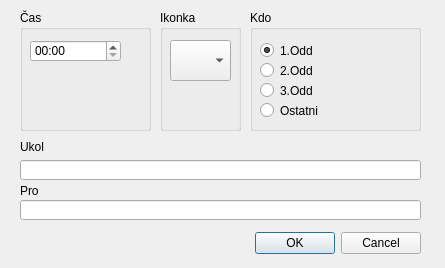
Qt form ui/inputdlg.ui (kaje44/krake) before a commit.
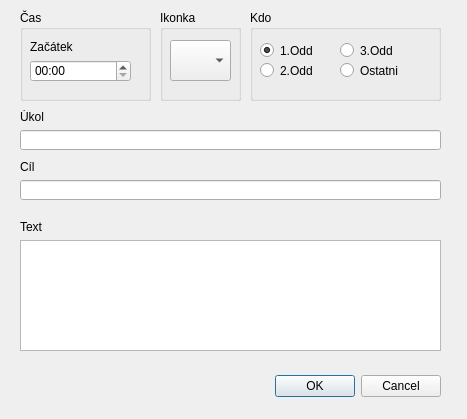
The same form after that commit.

The edit to the form file:
```diff
--- a/ui/inputdlg.ui
+++ b/ui/inputdlg.ui
@@ -6,8 +6,8 @@
    <rect>
     <x>0</x>
     <y>0</y>
-    <width>445</width>
-    <height>268</height>
+    <width>467</width>
+    <height>419</height>
    </rect>
   </property>
   <property name="windowTitle">
@@ -16,8 +16,8 @@
   <widget class="QDialogButtonBox" name="buttonBox">
    <property name="geometry">
     <rect>
-     <x>30</x>
-     <y>227</y>
+     <x>50</x>
+     <y>370</y>
      <width>391</width>
      <height>32</height>
     </rect>
@@ -35,7 +35,7 @@
      <x>20</x>
      <y>10</y>
      <width>131</width>
-     <height>121</height>
+     <height>91</height>
     </rect>
    </property>
    <property name="title">
@@ -45,8 +45,8 @@
     <property name="geometry">
      <rect>
       <x>10</x>
-      <y>30</y>
-      <width>91</width>
+      <y>50</y>
+      <width>101</width>
       <height>22</height>
      </rect>
     </property>
@@ -54,26 +54,39 @@
      <string>HH:mm</string>
     </property>
    </widget>
+   <widget class="QLabel" name="label_4">
+    <property name="geometry">
+     <rect>
+      <x>10</x>
+      <y>30</y>
+      <width>56</width>
+      <height>14</height>
+     </rect>
+    </property>
+    <property name="text">
+     <string>Začátek</string>
+    </property>
+   </widget>
   </widget>
   <widget class="QLabel" name="label">
    <property name="geometry">
     <rect>
      <x>20</x>
-     <y>140</y>
+     <y>110</y>
      <width>56</width>
      <height>14</height>
     </rect>
    </property>
    <property name="text">
-    <string>Ukol</string>
+    <string>Úkol</string>
    </property>
   </widget>
   <widget class="QLineEdit" name="lineEdit">
    <property name="geometry">
     <rect>
      <x>20</x>
-     <y>160</y>
-     <width>401</width>
+     <y>130</y>
+     <width>421</width>
      <height>20</height>
     </rect>
    </property>
@@ -83,8 +96,8 @@
     <rect>
      <x>250</x>
      <y>10</y>
-     <width>171</width>
-     <height>121</height>
+     <width>191</width>
+     <height>91</height>
     </rect>
    </property>
    <property name="title">
@@ -122,9 +135,9 @@
    <widget class="QRadioButton" name="radioButton_3">
     <property name="geometry">
      <rect>
-      <x>10</x>
-      <y>70</y>
-      <width>121</width>
+      <x>90</x>
+      <y>30</y>
+      <width>111</width>
       <height>21</height>
      </rect>
     </property>
@@ -135,8 +148,8 @@
    <widget class="QRadioButton" name="radioButton_4">
     <property name="geometry">
      <rect>
-      <x>10</x>
-      <y>90</y>
+      <x>90</x>
+      <y>50</y>
       <width>111</width>
       <height>21</height>
      </rect>
@@ -152,7 +165,7 @@
      <x>160</x>
      <y>10</y>
      <width>81</width>
-     <height>121</height>
+     <height>91</height>
     </rect>
    </property>
    <property name="title">
@@ -179,25 +192,48 @@
    <property name="geometry">
     <rect>
      <x>20</x>
-     <y>184</y>
+     <y>160</y>
      <width>56</width>
      <height>14</height>
     </rect>
    </property>
    <property name="text">
-    <string>Pro</string>
+    <string>Cíl</string>
    </property>
   </widget>
   <widget class="QLineEdit" name="lineEdit_2">
    <property name="geometry">
     <rect>
      <x>20</x>
-     <y>200</y>
-     <width>401</width>
+     <y>180</y>
+     <width>421</width>
      <height>20</height>
     </rect>
    </property>
   </widget>
+  <widget class="QLabel" name="label_3">
+   <property name="geometry">
+    <rect>
+     <x>20</x>
+     <y>220</y>
+     <width>56</width>
+     <height>14</height>
+    </rect>
+   </property>
+   <property name="text">
+    <string>Text</string>
+   </property>
+  </widget>
+  <widget class="QTextEdit" name="textEdit">
+   <property name="geometry">
+    <rect>
+     <x>20</x>
+     <y>240</y>
+     <width>421</width>
+     <height>111</height>
+    </rect>
+   </property>
+  </widget>
  </widget>
  <resources/>
  <connections>
```
